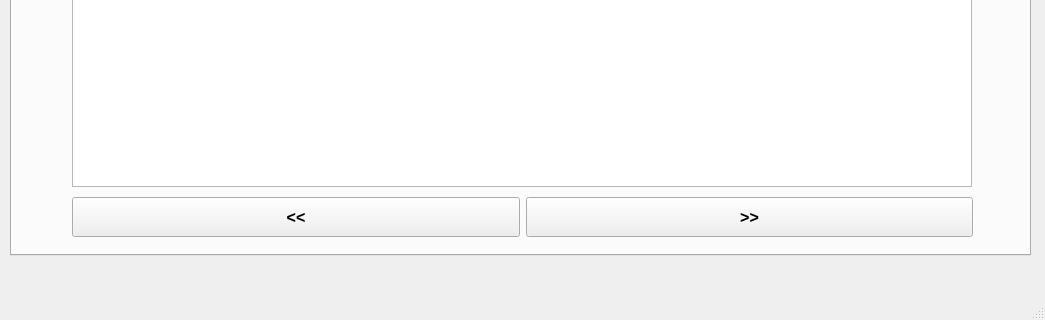
First picture: the form in searchwindow.ui, repository SevaKarlov2005/SeaportClient, before the edit; both pictures show x 0 to 1045 and y 535 to 855 of the 1045 by 855 pixel window.
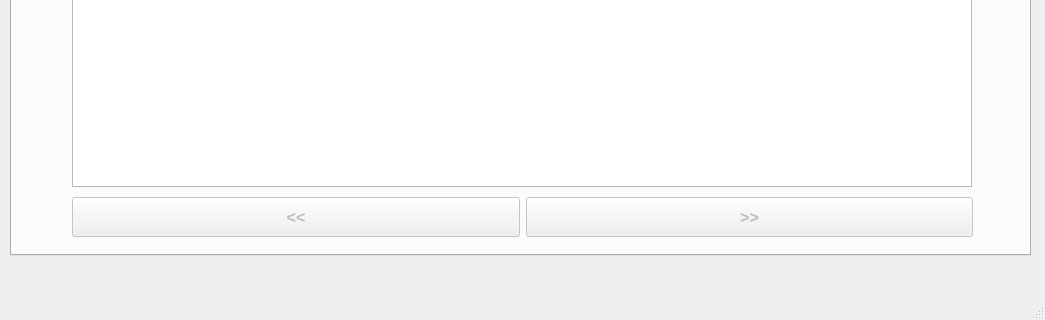
Second picture: the form after the edit. The open tabs and pages were chosen to show the change.

Commit message: Final SearchWindow class

The edit to the form file:
```diff
--- a/searchwindow.ui
+++ b/searchwindow.ui
@@ -1049,6 +1049,9 @@
       <layout class="QHBoxLayout" name="horizontalLayout_240">
        <item>
         <widget class="QPushButton" name="bid_left_button">
+         <property name="enabled">
+          <bool>false</bool>
+         </property>
          <property name="minimumSize">
           <size>
            <width>0</width>
@@ -1068,6 +1071,9 @@
        </item>
        <item>
         <widget class="QPushButton" name="bid_right_button">
+         <property name="enabled">
+          <bool>false</bool>
+         </property>
          <property name="minimumSize">
           <size>
            <width>0</width>
```
Left out of the diff: 18 changed lines with no effect on the pictures. The commit also changes 2 other files.
